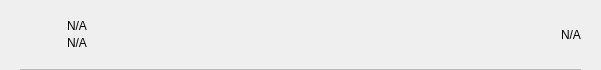
This is src/qt/rpdchain/forms/txrow.ui in cimelli/RpdSource as Qt 5 draws it before an edit. The edited form follows.
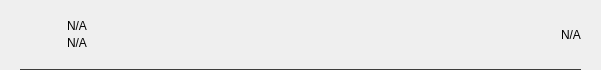
This is the edited form.

```diff
--- a/src/qt/rpdchain/forms/txrow.ui
+++ b/src/qt/rpdchain/forms/txrow.ui
@@ -160,7 +160,7 @@
          </size>
         </property>
         <property name="styleSheet">
-         <string notr="true">background-color:#bababa;</string>
+         <string notr="true">background-color:#3c3c3b;</string>
         </property>
         <property name="text">
          <string/>
```
